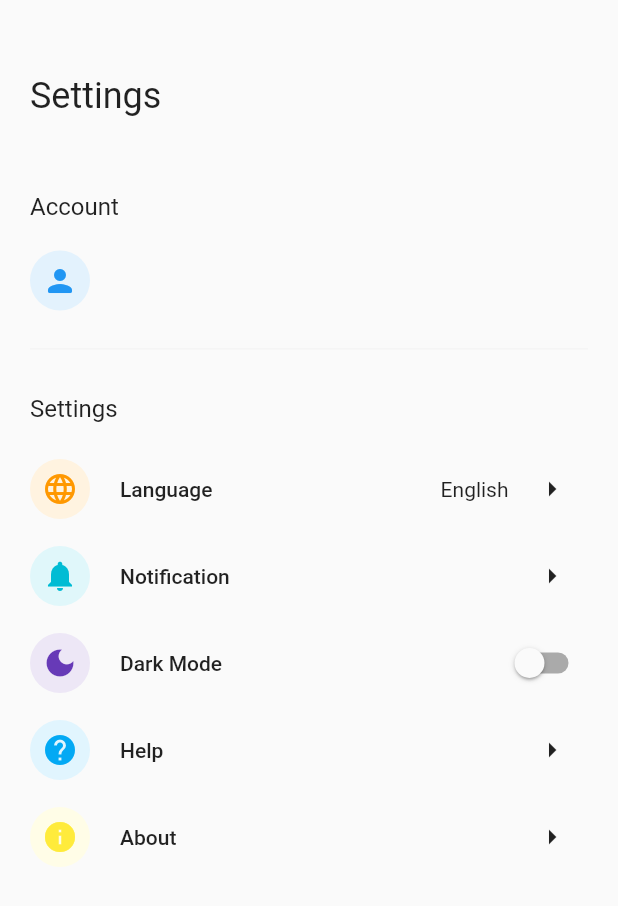
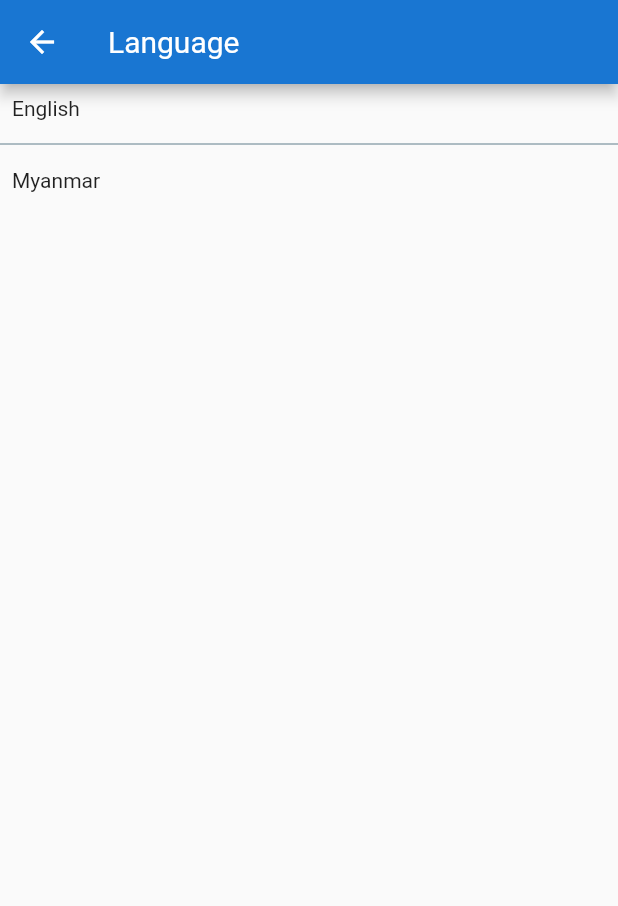
Before and after one commit to DevNweYi/order_app, a Flutter app: the SettingPage screen opened directly, after a tap on the "arrow right" icon, on a phone screen of 412 x 824 dp. Shown: the top 906 px of the screen. Run offline on Flutter 3.47's test engine with Material 2 defaults, Android fonts, the phone set to English and light mode, and no system bars; our stand-ins replace animated_splash_screen, badges, carousel_slider, cloud_firestore, dio, firebase_auth and 13 more; missing offline and left inert: dart:ffi; accounts and stored records are empty; generated files the repository leaves out were written again.

Commit message:
added locale string

```diff
--- a/lib/main.dart
+++ b/lib/main.dart
@@ -4,6 +4,7 @@ import 'package:flutter/material.dart';
 import 'package:flutter_easyloading/flutter_easyloading.dart';
 import 'package:get/get.dart';
 import 'package:order_app/api/apiservice.dart';
+import 'package:order_app/value/locale_string.dart';
 import 'package:order_app/view/login_page.dart';
 import 'package:dio/dio.dart';
 import 'package:order_app/view/register_page.dart';
@@ -51,6 +52,8 @@ class MyApp extends StatelessWidget {
     Get.put(apiService);
     return GetMaterialApp(
       debugShowCheckedModeBanner: false,
+      translations: LocaleString(),
+      locale: const Locale('en','US'),
       title: 'Flutter Demo',
       theme: ThemeData(
           // This is the theme of your application.
--- /dev/null
+++ b/lib/value/locale_string.dart
@@ -0,0 +1,18 @@
+import 'package:get/get.dart';
+
+class LocaleString extends Translations{
+  @override
+  // TODO: implement keys
+  Map<String, Map<String, String>> get keys => {
+
+    'en_US':{
+      'home':'Home'
+    },
+
+    'my_MM':{
+      'home':'ပင်မ'
+    }
+
+  };
+
+}
--- /dev/null
+++ b/lib/view/language_setting_page.dart
@@ -0,0 +1,53 @@
+import 'package:flutter/material.dart';
+import 'package:get/get.dart';
+
+import '../value/app_color.dart';
+import '../value/app_string.dart';
+import '../widget/title_text.dart';
+
+class LanguageSettingPage extends StatelessWidget {
+  LanguageSettingPage({super.key});
+
+  final List locale=[
+    {'name':'English','locale':Locale('en','US')},
+    {'name':'Myanmar','locale':Locale('my','MM')},
+  ];
+
+  updateLanguage(Locale locale){
+    Get.updateLocale(locale);
+  }
+
+  @override
+  Widget build(BuildContext context) {
+    return Scaffold(
+      appBar: AppBar(
+          backgroundColor: AppColor.primary_700,
+          title: const TitleText(
+            text: AppString.language,
+            color: AppColor.white,
+          )),
+        body: SizedBox(
+          width: double.maxFinite,
+          child: ListView.separated(
+            shrinkWrap: true,
+            itemBuilder: (context, index) {
+              return Padding(
+                padding: const EdgeInsets.all(8.0),
+                child: GestureDetector(
+                  child: Text(locale[index]['name']),onTap: () {
+                    updateLanguage(locale[index]['locale']);
+                  },
+                ),
+              );
+            },
+            separatorBuilder:(context, index) {
+              return const Divider(
+                color: AppColor.blueGrey,
+              );
+            },
+            itemCount: locale.length,
+          ),
+        ),
+    );
+  }
+}
--- a/lib/view/main_page.dart
+++ b/lib/view/main_page.dart
@@ -1,4 +1,5 @@
 import 'package:flutter/material.dart';
+import 'package:get/get.dart';
 import 'package:order_app/value/app_color.dart';
 import 'package:order_app/view/partial/home_page.dart';
 import 'package:order_app/view/partial/order_page.dart';
@@ -69,9 +70,9 @@ class _MainPageState extends State<MainPage> {
         child: BottomNavigationBar(
             currentIndex: _currentIndex,
             onTap: onNavTapped,
-            items: const [
+            items: [
               BottomNavigationBarItem(
-                  icon: Icon(Icons.home), label: AppString.home),
+                  icon: Icon(Icons.home), label: 'home'.tr),
               BottomNavigationBarItem(
                   icon: Icon(Icons.view_in_ar), label: AppString.product),
               BottomNavigationBarItem(
--- a/lib/view/partial/setting_page.dart
+++ b/lib/view/partial/setting_page.dart
@@ -9,6 +9,7 @@ import '../../widget/regular_text.dart';
 import '../../widget/small_text.dart';
 import '../about_setting_page.dart';
 import '../help_setting_page.dart';
+import '../language_setting_page.dart';
 
 class SettingPage extends StatefulWidget {
   const SettingPage({super.key});
@@ -129,7 +130,10 @@ class _SettingPageState extends State<SettingPage> {
                           ),
                           IconButton(
                             icon: Icon(Icons.arrow_right),
-                            onPressed: () {},
+                            onPressed: () {
+                              Navigator.of(context).push(
+                              MaterialPageRoute(builder: (context) => LanguageSettingPage()));
+                            },
                           )
                         ],
                       ),
```
